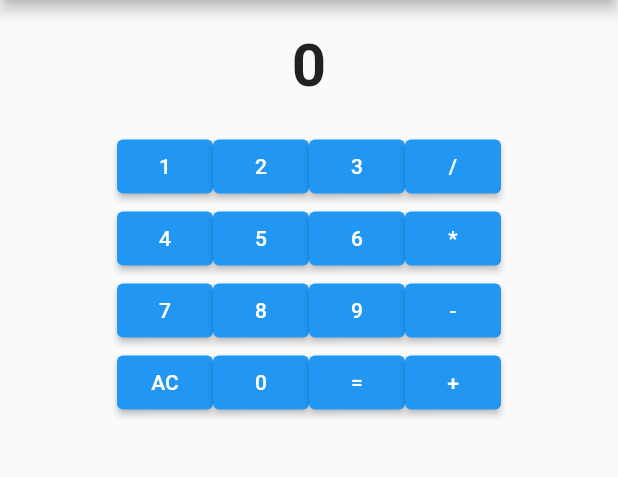
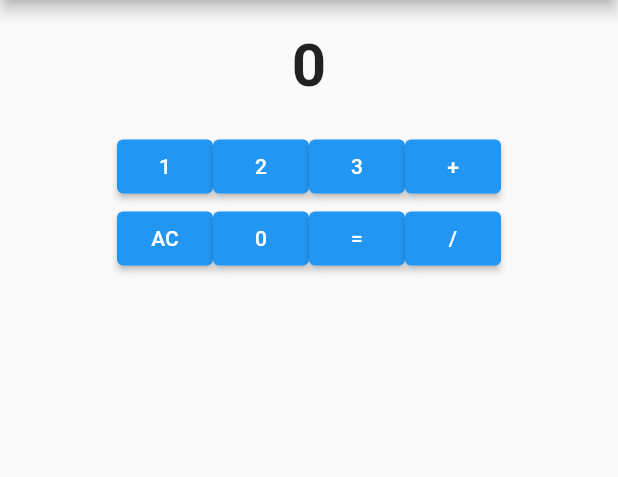
Before and after one commit to pyowonsik/bloc_calculator, a Flutter app: the screen it shows after launch, on a phone screen of 412 x 824 dp, the part 84-561 px from its top. Run offline on Flutter 3.47's test engine with Material 2 defaults, Android fonts, the phone set to English and light mode, and no system bars; our stand-ins replace bloc, equatable, flutter_bloc.

Commit message:
ui 수정

```diff
--- a/lib/ui/home.dart
+++ b/lib/ui/home.dart
@@ -63,29 +63,29 @@ class Home extends StatelessWidget {
                   onPressed: () {
                     context
                         .read<CalculatorBloc>()
-                        .add(InputNumberEvent(input: "/"));
+                        .add(InputNumberEvent(input: "+"));
                   },
-                  child: const Text('/')),
+                  child: const Text('+')),
             ],
           ),
-          Row(
-            mainAxisAlignment: MainAxisAlignment.center,
-            children: [
-              ElevatedButton(onPressed: () {}, child: const Text('4')),
-              ElevatedButton(onPressed: () {}, child: const Text('5')),
-              ElevatedButton(onPressed: () {}, child: const Text('6')),
-              ElevatedButton(onPressed: () {}, child: const Text('*')),
-            ],
-          ),
-          Row(
-            mainAxisAlignment: MainAxisAlignment.center,
-            children: [
-              ElevatedButton(onPressed: () {}, child: const Text('7')),
-              ElevatedButton(onPressed: () {}, child: const Text('8')),
-              ElevatedButton(onPressed: () {}, child: const Text('9')),
-              ElevatedButton(onPressed: () {}, child: const Text('-')),
-            ],
-          ),
+          // Row(
+          //   mainAxisAlignment: MainAxisAlignment.center,
+          //   children: [
+          //     ElevatedButton(onPressed: () {}, child: const Text('4')),
+          //     ElevatedButton(onPressed: () {}, child: const Text('5')),
+          //     ElevatedButton(onPressed: () {}, child: const Text('6')),
+          //     ElevatedButton(onPressed: () {}, child: const Text('-')),
+          //   ],
+          // ),
+          // Row(
+          //   mainAxisAlignment: MainAxisAlignment.center,
+          //   children: [
+          //     ElevatedButton(onPressed: () {}, child: const Text('7')),
+          //     ElevatedButton(onPressed: () {}, child: const Text('8')),
+          //     ElevatedButton(onPressed: () {}, child: const Text('9')),
+          //     ElevatedButton(onPressed: () {}, child: const Text('*')),
+          //   ],
+          // ),
           Row(
             mainAxisAlignment: MainAxisAlignment.center,
             children: [
@@ -107,7 +107,7 @@ class Home extends StatelessWidget {
                     },
                     child: const Text('='));
               }),
-              ElevatedButton(onPressed: () {}, child: const Text('+')),
+              ElevatedButton(onPressed: () {}, child: const Text('/')),
             ],
           ),
         ],
```
